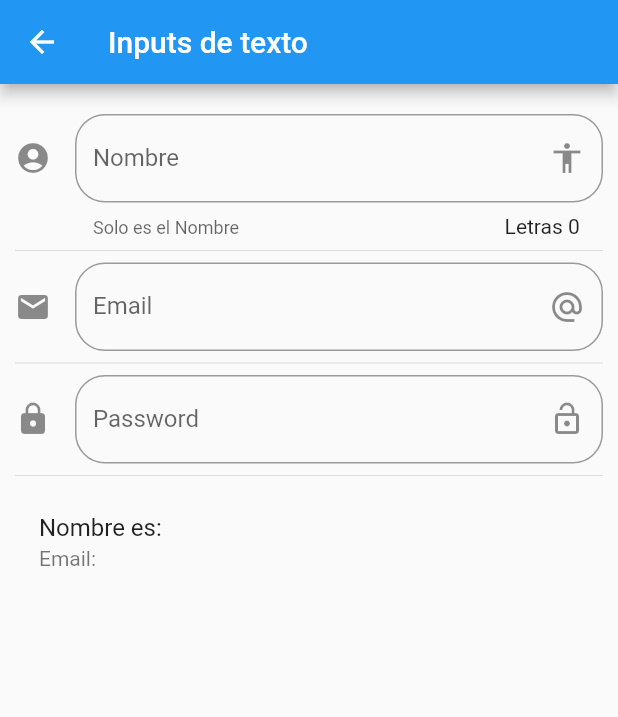
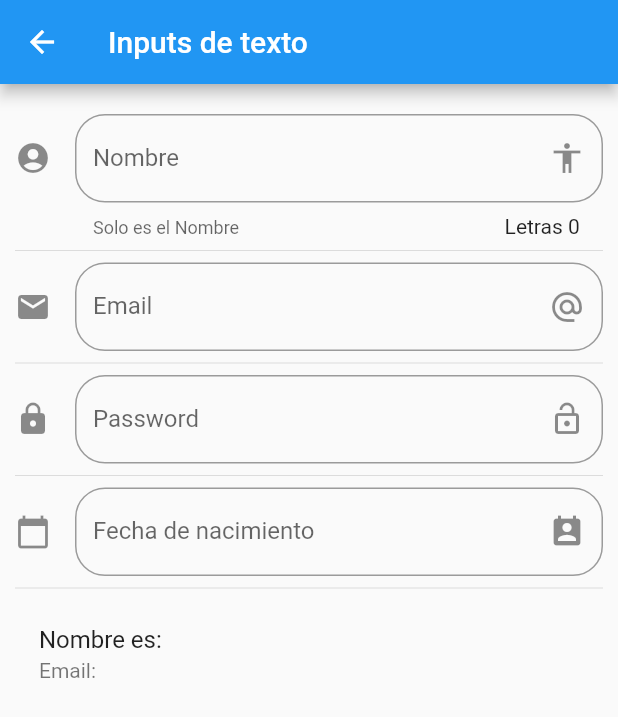
Before and after one commit to eddieware/componentes, a Flutter app: the InputPage screen opened by its route, on a phone screen of 412 x 824 dp. Shown: the top 717 px of the screen. Run offline on Flutter 3.47's test engine with Material 2 defaults, Android fonts, the phone set to English and light mode, and no system bars.

Commit message:
campo de texto fecha

```diff
--- a/lib/src/pages/input_page.dart
+++ b/lib/src/pages/input_page.dart
@@ -6,10 +6,16 @@ class InputPage extends StatefulWidget {
 }
 //https://www.netflix.com/watch/80185236?trackId=155573560
 class _InputPageState extends State<InputPage> {
-   String _email='';
+  String _email='';
   String _nombre='';
+  String _fecha='';
+  TextEditingController _inputFieldDateController = new TextEditingController();
+
 
   @override
+  // entrada del context en el scaffold ewsta funcion
+  // viene por defauld y de ahi lo vas pasando a las demas
+  //funciones que lo requieren enviandolo por el constructor
   Widget build(BuildContext context) {
     return Scaffold(
 
@@ -25,6 +31,8 @@ class _InputPageState extends State<InputPage> {
           _crearEmail(),
           Divider(),
           _crearPassword(),
+          Divider(),
+          _crearFecha(context),
            Divider(),
           _crearPersona(),
         ],
@@ -103,16 +111,55 @@ class _InputPageState extends State<InputPage> {
         labelText: 'Password',
         suffixIcon: Icon(Icons.lock_open),
         icon: Icon(Icons.lock)
-
-
       ),
 
       onChanged: (valor)=>setState(() {
            _email = valor;
-        })
-       ,
+        }),
+    );
+  }
+
+ Widget _crearFecha(BuildContext context){
+
+    return TextField(
+      enableInteractiveSelection: false,
+      controller: _inputFieldDateController, //controlador para setear texto
+      decoration: InputDecoration(
+        border: OutlineInputBorder(
+          //personalizar que tan pronunciados quiero los border
+          borderRadius: BorderRadius.circular(20)
+        ),
+
+        hintText: 'Fecha de nacimiento',
+        labelText: 'Fecha de nacimiento',
+        suffixIcon: Icon(Icons.perm_contact_calendar),
+        icon: Icon(Icons.calendar_today)
+      ),
+      onTap: (){
+
+        FocusScope.of(context).requestFocus(new FocusNode());
+        _selectDate(context); // se crea una funcion enviando el
+        //contexto para que flutter sepa en que posicion colocarlo
+      },
     );
 
+  }
+
+  _selectDate(BuildContext context) async {
+    DateTime picked = await showDatePicker(
+      context: context,
+      initialDate: new DateTime.now(),
+      firstDate: new DateTime(2018),
+      lastDate: new DateTime(2025)
+
+    );
+
+    if(picked != null){
+      setState(() {
+        _fecha= picked.toString();
+        _inputFieldDateController.text = _fecha;
+      });
+    }
 
   }
 // imprime el nombre en pantalla en modo Binding
```
